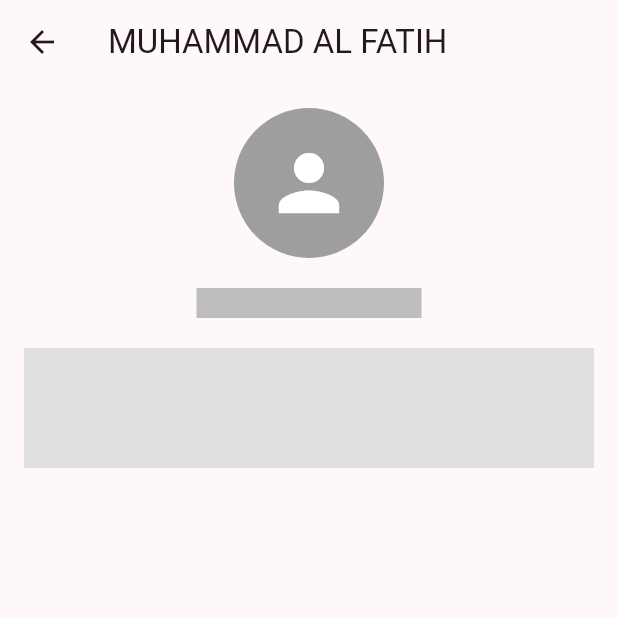
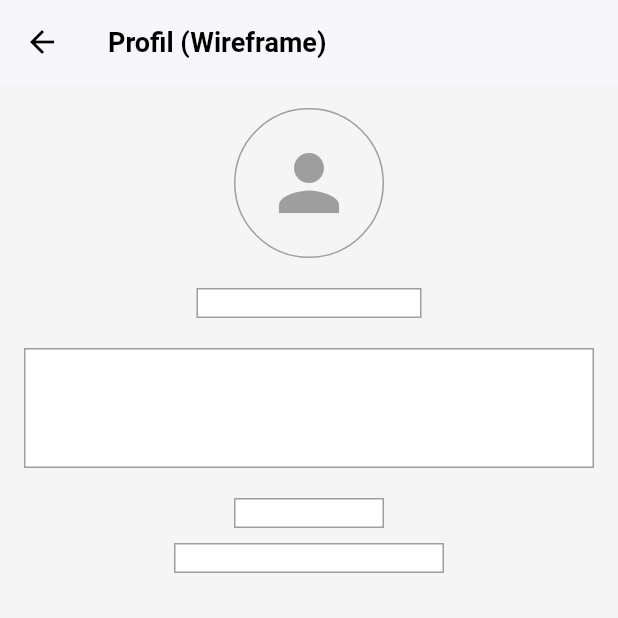
Before and after one commit to alfatih062704-lab/-utp_mopro, a Flutter app: the screen it shows after launch, after a tap on "Ke Halaman Profil", on a phone screen of 412 x 824 dp, the top half of it. Run offline on Flutter 3.47's test engine with Material 3 defaults, Android fonts, the light colour scheme and no system bars.

Commit message:
update tampilan ke versi low-fidelity

```diff
--- a/lib/main.dart
+++ b/lib/main.dart
@@ -16,8 +16,13 @@ class MyApp extends StatelessWidget {
       debugShowCheckedModeBanner: false,
       title: 'Low-Fi App',
       theme: ThemeData(
-        colorScheme: ColorScheme.fromSeed(seedColor: const Color.fromARGB(255, 0, 0, 0)),
-        useMaterial3: true,
+        scaffoldBackgroundColor: Colors.grey[100],
+        appBarTheme: const AppBarTheme(
+          backgroundColor: Colors.white,
+          elevation: 1,
+          titleTextStyle: TextStyle(color: Colors.black, fontSize: 18, fontWeight: FontWeight.bold),
+          iconTheme: IconThemeData(color: Colors.black),
+        ),
       ),
       home: const HomePage(),
       routes: {
--- a/lib/pages/home_page.dart
+++ b/lib/pages/home_page.dart
@@ -3,24 +3,33 @@ import 'package:flutter/material.dart';
 class HomePage extends StatelessWidget {
   const HomePage({super.key});
 
+  Widget _placeholderBox({double? height, double? width}) {
+    return Container(
+      height: height ?? 100,
+      width: width ?? double.infinity,
+      decoration: BoxDecoration(
+        border: Border.all(color: Colors.grey),
+        color: Colors.white,
+      ),
+    );
+  }
+
   @override
   Widget build(BuildContext context) {
     return Scaffold(
-      appBar: AppBar(
-        title: const Text('Home Page'),
-      ),
+      appBar: AppBar(title: const Text('Home (Wireframe Style)')),
       body: Padding(
-        padding: const EdgeInsets.all(16.0),
-        child: Column(
-          crossAxisAlignment: CrossAxisAlignment.start,
+        padding: const EdgeInsets.all(16),
+        child: ListView(
           children: [
-            Container(
-              height: 150,
-              width: double.infinity,
-              color: Colors.grey[300],
-              child: const Center(child: Icon(Icons.image, size: 50)),
-            ),
+            _placeholderBox(height: 150),
             const SizedBox(height: 20),
+            _placeholderBox(height: 20, width: 120),
+            const SizedBox(height: 10),
+            _placeholderBox(height: 20, width: 180),
+            const SizedBox(height: 30),
+            _placeholderBox(height: 100),
+            const SizedBox(height: 30),
             ElevatedButton(
               onPressed: () => Navigator.pushNamed(context, '/detail'),
               child: const Text('Ke Halaman Detail'),
--- a/lib/pages/profile_page.dart
+++ b/lib/pages/profile_page.dart
@@ -3,34 +3,43 @@ import 'package:flutter/material.dart';
 class ProfilePage extends StatelessWidget {
   const ProfilePage({super.key});
 
+  Widget _wireRect(double h, double w) {
+    return Container(
+      height: h,
+      width: w,
+      decoration: BoxDecoration(
+        border: Border.all(color: Colors.grey),
+        color: Colors.white,
+      ),
+    );
+  }
+
   @override
   Widget build(BuildContext context) {
     return Scaffold(
-      appBar: AppBar(
-        title: const Text('MUHAMMAD AL FATIH'),
-      ),
+      appBar: AppBar(title: const Text('Profil (Wireframe)')),
       body: Padding(
-        padding: const EdgeInsets.all(16.0),
+        padding: const EdgeInsets.all(16),
         child: Column(
           crossAxisAlignment: CrossAxisAlignment.center,
           children: [
-            const CircleAvatar(
-              radius: 50,
-              backgroundColor: Colors.grey,
-              child: Icon(Icons.person, size: 60, color: Colors.white),
+            Container(
+              height: 100,
+              width: 100,
+              decoration: BoxDecoration(
+                border: Border.all(color: Colors.grey),
+                shape: BoxShape.circle,
+              ),
+              child: const Icon(Icons.person, size: 60, color: Colors.grey),
             ),
             const SizedBox(height: 20),
-            Container(
-              height: 20,
-              width: 150,
-              color: Colors.grey[400],
-            ),
+            _wireRect(20, 150),
             const SizedBox(height: 20),
-            Container(
-              height: 80,
-              width: double.infinity,
-              color: Colors.grey[300],
-            ),
+            _wireRect(80, double.infinity),
+            const SizedBox(height: 20),
+            _wireRect(20, 100),
+            const SizedBox(height: 10),
+            _wireRect(20, 180),
           ],
         ),
       ),
```
Also changed, not shown: lib/pages/detail_page.dart (+24 -19 lines).
